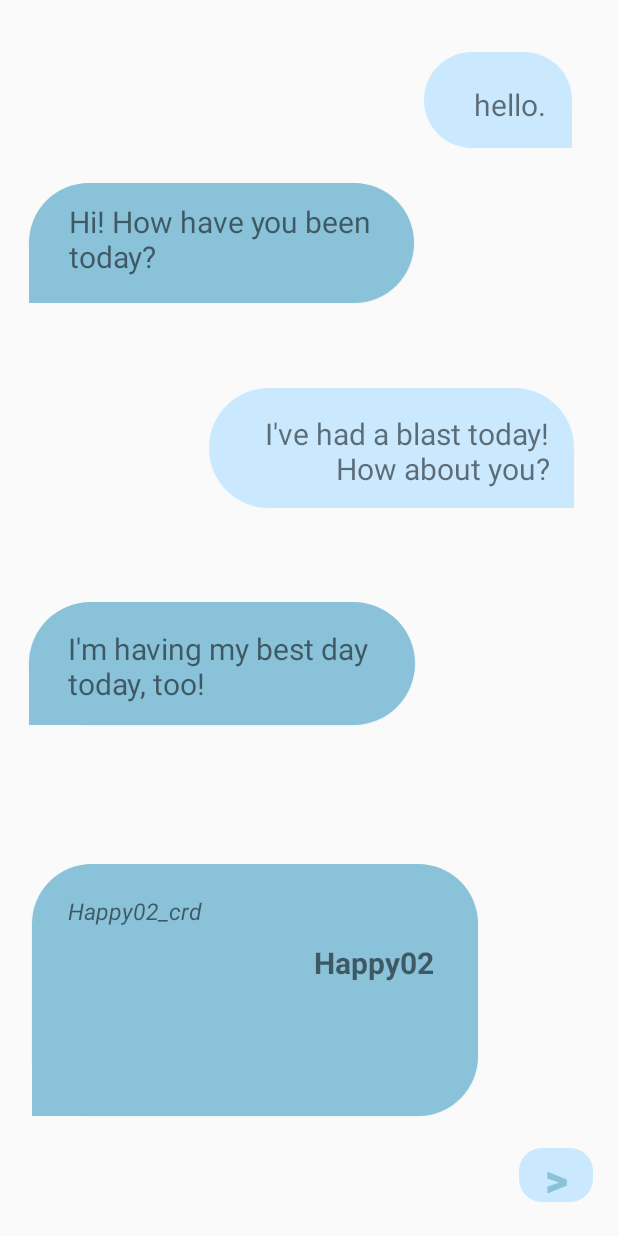
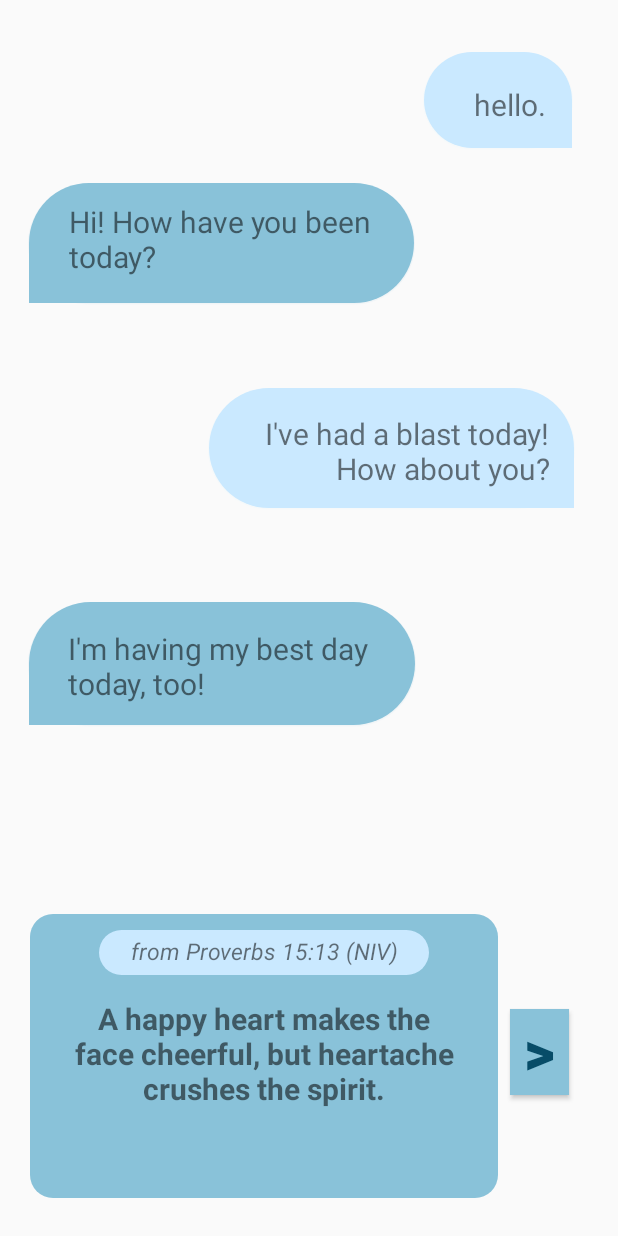
Before and after one commit to Murrzzz/Utask, an Android app: the MoodRandom screen opened directly, with no data from a screen before it, after a tap on "HAPPY", on a phone screen of 412 x 824 dp. Run offline under Robolectric (Android 15) with nearby library versions, the phone set to English and light mode, and no system bars.

Commit message:
moodRandom added strings

```diff
--- a/app/src/main/res/layout/activity_moodrandom.xml
+++ b/app/src/main/res/layout/activity_moodrandom.xml
@@ -288,9 +288,9 @@
 
     <ImageView
         android:id="@+id/imgReply03"
-        android:layout_width="310dp"
-        android:layout_height="170dp"
-        android:background="@drawable/mood_incomingmsgbubble_resize"
+        android:layout_width="312dp"
+        android:layout_height="189dp"
+        android:background="@drawable/mood_transparent"
         android:backgroundTint="#89c2d9"
         app:layout_constraintBottom_toBottomOf="parent"
         android:layout_marginBottom="8dp"
@@ -298,23 +298,26 @@
         app:layout_constraintRight_toRightOf="parent"
         android:layout_marginLeft="8dp"
         app:layout_constraintLeft_toLeftOf="parent"
-        app:layout_constraintHorizontal_bias="0.137"
         android:adjustViewBounds="true"
 
         android:visibility="invisible"
         app:layout_constraintTop_toTopOf="@+id/imgReply02"
         android:layout_marginTop="8dp"
-        app:layout_constraintVertical_bias="0.705" />
+        app:layout_constraintVertical_bias="0.92"
+        app:layout_constraintHorizontal_bias="0.142" />
 
     <TextView
         android:id="@+id/txtMoodSource"
-        android:layout_width="244dp"
-        android:layout_height="22dp"
+        android:layout_width="220dp"
+        android:layout_height="30dp"
         android:text="txt here"
-        android:maxLength="25"
+        android:background="@drawable/mood_transparent"
+        android:backgroundTint="#cae9ff"
+        android:maxLength="45"
+        android:paddingTop="3dp"
         android:textSize="15dp"
         android:textStyle="italic"
-        android:textAlignment="textStart"
+        android:textAlignment="center"
         app:layout_constraintTop_toTopOf="@+id/imgReply03"
         android:layout_marginTop="8dp"
         android:layout_marginLeft="8dp"
@@ -323,20 +326,20 @@
         app:layout_constraintRight_toRightOf="@+id/imgReply03"
         app:layout_constraintBottom_toBottomOf="@+id/imgReply03"
         android:layout_marginBottom="8dp"
-        app:layout_constraintHorizontal_bias="0.34"
-        app:layout_constraintVertical_bias="0.098"
+        app:layout_constraintVertical_bias="0.02"
 
-        android:visibility="invisible"/>
+        android:visibility="invisible" />
 
     <TextView
         android:id="@+id/txtMoodMessage"
-        android:layout_width="240dp"
-        android:layout_height="106dp"
+        android:layout_width="258dp"
+        android:layout_height="125dp"
         android:text="txt here"
         android:maxLength="150"
         android:textSize="20dp"
         android:textStyle="bold"
-        android:textAlignment="textEnd"
+        android:paddingTop="3dp"
+        android:textAlignment="center"
         android:layout_marginTop="8dp"
         app:layout_constraintTop_toBottomOf="@+id/txtMoodSource"
         android:layout_marginRight="8dp"
@@ -345,34 +348,32 @@
         app:layout_constraintLeft_toLeftOf="@+id/imgReply03"
         app:layout_constraintBottom_toBottomOf="@+id/imgReply03"
         android:layout_marginBottom="8dp"
-        app:layout_constraintHorizontal_bias="0.388"
-        app:layout_constraintVertical_bias="0.277"
+        app:layout_constraintVertical_bias="0.571"
 
         android:visibility="invisible" />
 
     <Button
         android:id="@+id/btnNext"
-        android:layout_width="49dp"
-        android:layout_height="36dp"
+        android:layout_width="39dp"
+        android:layout_height="57dp"
         android:text=">"
+        android:paddingBottom="2dp"
+        android:textAlignment="center"
         android:textStyle="bold"
-        android:textSize="30dp"
-        android:textColor="#89c2d9"
-        android:background="@drawable/mood_transparent"
-        android:backgroundTint="#cae9ff"
-        android:layout_marginTop="-18dp"
-        app:layout_constraintTop_toBottomOf="@+id/imgReply03"
+        android:textSize="40dp"
+        android:textColor="#074c68"
+        android:background="#89c2d9"
         app:layout_constraintBottom_toBottomOf="parent"
-        android:layout_marginBottom="8dp"
-        android:layout_marginLeft="8dp"
-        app:layout_constraintLeft_toLeftOf="parent"
+        android:layout_marginBottom="16dp"
         android:layout_marginRight="8dp"
         app:layout_constraintRight_toRightOf="parent"
-        app:layout_constraintHorizontal_bias="0.975"
-        app:layout_constraintVertical_bias="0.714"
-        tools:layout_editor_absoluteY="523dp"
-        tools:layout_editor_absoluteX="319dp"
 
-        android:visibility="invisible"/>
+        android:visibility="invisible"
+        app:layout_constraintTop_toTopOf="parent"
+        android:layout_marginTop="8dp"
+        app:layout_constraintVertical_bias="0.895"
+        app:layout_constraintLeft_toRightOf="@+id/imgReply03"
+        android:layout_marginLeft="8dp"
+        app:layout_constraintHorizontal_bias="0.0" />
 
 </android.support.constraint.ConstraintLayout>
--- a/app/src/main/res/values/strings.xml
+++ b/app/src/main/res/values/strings.xml
@@ -3,55 +3,97 @@
 
     <!--moodHappy-->
     <string-array name = "moodHappyText">
-        <item>"Happy01"</item>
-        <item>"Happy02"</item>
+        <item>"The righteous cry, and the LORD hears, and delivers them out of all their troubles."</item>
+        <item>"Take delight in the Lord, and he will give you the desires of your heart."</item>
+        <item>"Happy is the one who seizes your infants and dashes them against the rocks."</item>
+        <item>"A happy heart makes the face cheerful, but heartache crushes the spirit."</item>
+        <item>"Our mouths were filled with laughter, our tongues with songs of joy."</item>
+        <item>"Because the sky clears when I think of you, I gave my sadness away."</item>
+        <item>"In the end, there's going to be somebody who'll just want you, so, you just do you."</item>
     </string-array>
 
     <string-array name="moodHappyCrd">
-        <item>"Happy01_crd"</item>
-        <item>"Happy02_crd"</item>
+        <item>"from Psalm 34:17"</item>
+        <item>"from Psalm 37:4"</item>
+        <item>"from Psalm 137:9 (NIV)"</item>
+        <item>"from Proverbs 15:13 (NIV)"</item>
+        <item>"from Psalm 126:2"</item>
+        <item>"from Save Me - BTS"</item>
+        <item>"from Do You - RM"</item>
     </string-array>
 
 
     <!--moodOkay-->
     <string-array name = "moodOkayText">
-        <item>"Okay01"</item>
-        <item>"Okay02"</item>
+        <item>"Commit your way to the LORD; trust also in him; and he shall bring it to pass."</item>
+        <item>"He heals the broken in heart, and binds up their wounds."</item>
+        <item>"Cast your cares on the LORD and he will sustain you; he will never let the righteous be shaken."</item>
+        <item>"You keep him in perfect peace whose mind is stayed on you, because he trusts in you."</item>
+        <item>"For God hath not given us the spirit of fear; but of power, and of love, and of a sound mind."</item>
+        <item>"It won't be easy, but have this engraved in you heart: if you think you're gonna crash, accelerate even harder."</item>
     </string-array>
 
     <string-array name="moodOkayCrd">
-        <item>"Okay01_crd"</item>
-        <item>"Okay02_crd"</item>
+        <item>"from Psalm 37:5"</item>
+        <item>"from Psalm 147:3"</item>
+        <item>"from Psalm 55:22 (NIV)"</item>
+        <item>"from Isaiah 26:3 (ESV)"</item>
+        <item>"from 2 Timothy 1:7 (KJV)"</item>
+        <item>"from Intro: Nevermind - BTS"</item>
     </string-array>
 
 
     <!--moodUpset-->
     <string-array name = "moodUpsetText">
-        <item>"Upset01"</item>
-        <item>"Upset02"</item>
+        <item>"Don’t give in to worry or anger; it only leads to trouble."</item>
+        <item>"Keep your temper under control; it is foolish to harbor a grudge."</item>
+        <item>"A soft answer turns away wrath, but a harsh word stirs up anger."</item>
+        <item>"If you become angry, do not let your anger lead you into sin, and do not stay angry all day."</item>
+        <item>"Get rid of all bitterness, passion, and anger. No more shouting or insults, no more hateful feelings of any sort."</item>
     </string-array>
 
     <string-array name="moodUpsetCrd">
-        <item>"Upset_crd"</item>
-        <item>"Upset02_crd"</item>
+        <item>"from Psalm 37:8"</item>
+        <item>"from Ecclesiastes 7:9"</item>
+        <item>"from Proverbs 15:1"</item>
+        <item>"from Ephesians 4:26"</item>
+        <item>"from Ephesians 4:31"</item>
     </string-array>
 
 
     <!--moodSad-->
     <string-array name = "moodSadText">
         <item>"It's alright to stop. \nDon't run without knowing where you're going anymore."</item>
-        <item>"It's alright to not have any dreams.\nIf you have moments where you can feel happiness."</item>
         <item>"We deserve a life. \nWhether it's big or small, you're just doing you."</item>
         <item>"Life is long, go slow. \nAt the end, there will be a paradise of your dreams."</item>
         <item>"I hope you don't forget that giving up decisively also counts as courage."</item>
+        <item>"Suffering is universal. All creation suffers."</item>
+        <item>"Sorrow is better than laughter, for sadness has a refining influence on us."</item>
+        <item>"I consider that our present sufferings are not worth comparing with the glory that will be revealed in us."</item>
+        <item>"Don't be afraid and hold my hand."</item>
+        <item>"It won't be easy, but have this engraved in you heart: if you think you're gonna crash, accelerate even harder."</item>
+        <item>"In the end, there's going to be somebody who'll just want you, so, you just do you."</item>
+        <item>"Don't disappear because you are one great existence.\nLet us shine."</item>
+        <item>"Someone else will surely be comforted by your thorns.\nWe are each other's night scenery, each other's moon."</item>
+        <item>"I won't say clichéd things like 'have strength'\nI'll just listen to you."</item>
+        <item>"It's okay to shed the tears, but don't you tear yourself."</item>
     </string-array>
 
     <string-array name="moodSadCrd">
         <item>"from Paradise - BTS"</item>
         <item>"from Paradise - BTS"</item>
         <item>"from Paradise - BTS"</item>
-        <item>"from Paradise - BTS"</item>
         <item>"from Burn It - Agust D"</item>
+        <item>"from Romans 8:22"</item>
+        <item>"from Ecclesiastes 7:3 NLT"</item>
+        <item>"from Romans 8:18"</item>
+        <item>"from Intro: Serendipity - BTS"</item>
+        <item>"from Intro: Nevermind - BTS"</item>
+        <item>"from Do You - RM"</item>
+        <item>"from Mikrokosmos - BTS"</item>
+        <item>"from moonchild - RM"</item>
+        <item>"from Magic Shop - BTS"</item>
+        <item>"from moonchild - RM"</item>
     </string-array>
 
 </resources>
```
